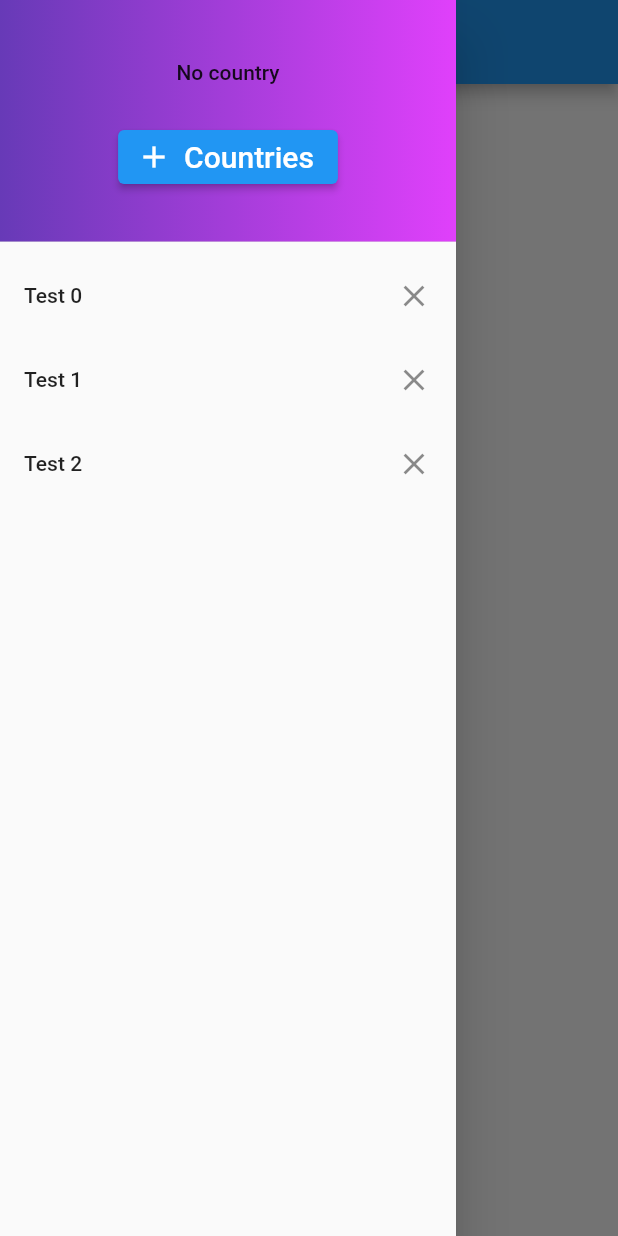
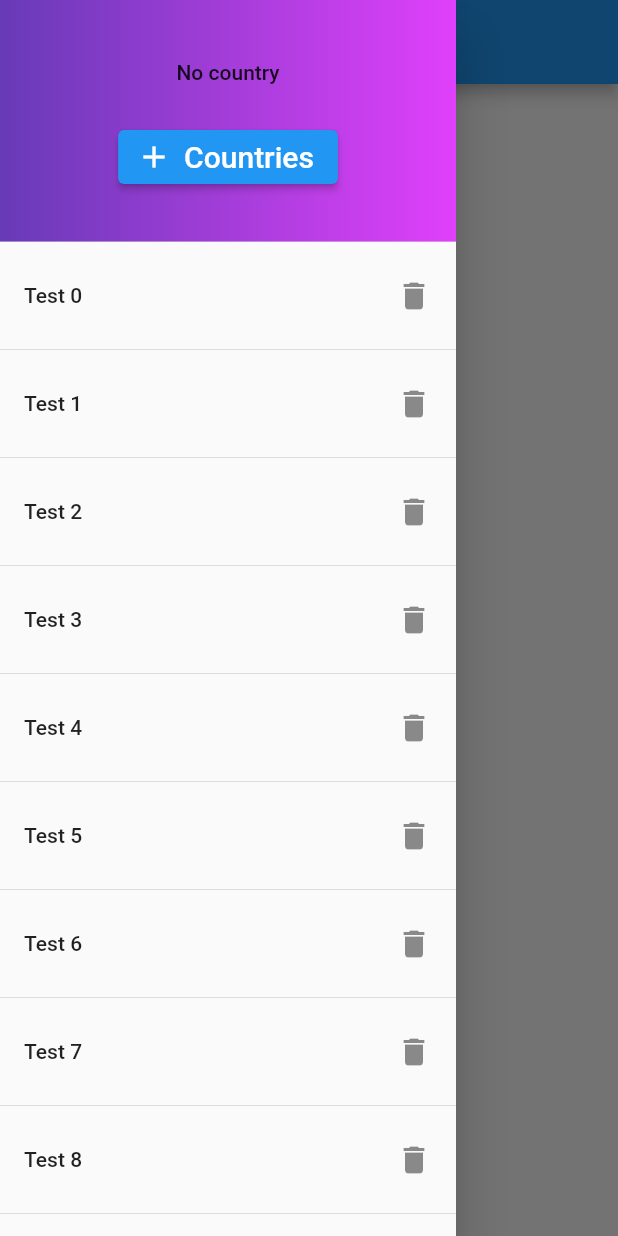
Before and after one commit to YannMancel/covid_app, a Flutter app: the screen it shows after launch, with the side drawer open, on a phone screen of 412 x 824 dp. Run offline on Flutter 3.47's test engine with Material 2 defaults, Android fonts, the phone set to English and light mode, and no system bars; network calls fail.

Commit message:
Add CountriesDialog

```diff
--- a/lib/ui_layer/home_page.dart
+++ b/lib/ui_layer/home_page.dart
@@ -1,5 +1,6 @@
 import 'package:covid_app/bloc_layer/covid_data_bloc.dart';
 import 'package:covid_app/data_layer/country.dart';
+import 'package:covid_app/ui_layer/countries_dialog.dart';
 import 'package:flutter/material.dart';
 import 'package:provider/provider.dart';
 
@@ -33,22 +34,26 @@ class _HomePageState extends State<HomePage> {
 
   Widget _getDrawer() {
     return Drawer(
-        child: ListView(padding: EdgeInsets.zero, children: [
-          DrawerHeader(
-              decoration: const BoxDecoration(
-                  gradient: const LinearGradient(
+        child: Container(
+            child: Column(children: [
+                Container(width: double.infinity, child: _getDrawerHeader()),
+                Expanded(child: _getCountriesFromSharedPreferences())
+            ])));
+  }
+
+  Widget _getDrawerHeader() {
+    return DrawerHeader(
+        decoration: const BoxDecoration(gradient: const LinearGradient(
             colors: [Colors.deepPurple, Colors.purpleAccent])),
         child: Column(
             mainAxisAlignment: MainAxisAlignment.spaceEvenly,
             children: [
                 _getCountryNumber(),
                 ElevatedButton.icon(
-                    icon: Icon(Icons.add),
+                    icon: const Icon(Icons.add),
                     onPressed: _showAddDialog,
-                    label: const Text('Countries', style: TextStyle(
+                    label: const Text('Countries', style: const TextStyle(
                         color: Colors.white, fontSize: 20.0)))
-                ])),
-          _getCountriesFromSharedPreferences()
             ]));
   }
 
@@ -57,39 +62,42 @@ class _HomePageState extends State<HomePage> {
         StreamBuilder<List<Country>>(
             stream: bloc.countriesStream,
             initialData: bloc.countries,
-            builder: (context, snapshot) {
+            builder: (_, snapshot) {
               if (snapshot.hasData) {
                 return Text(
                     '${snapshot.data.length} available countries',
-                    style: TextStyle(color: Colors.white, fontSize: 20.0));
+                    style: const TextStyle(color: Colors.white, fontSize: 20.0));
               }
               return const Text('No country');
             })
     );
   }
 
+  Widget _getCountriesFromSharedPreferences() {
+      return ListView.separated(
+          padding: EdgeInsets.zero,
+          separatorBuilder: (_, __) => Divider(),
+          itemCount: 20,
+          itemBuilder: (_, index) =>
+              ListTile(
+                  title: Text('Test $index'),
+                  trailing: const Icon(Icons.delete),
+                  onTap: () => Navigator.pop(context)));
+  }
+
   // -- Dialog --
 
   Future<void> _showAddDialog() async {
-  //   return showDialog<void>(
-  //       context: context,
-  //       builder: (_) => CountriesDialog(
-  //           countries: Provider.of<CovidDataBLoC>(context).countries.take(5).toList(),
-  //           actionOnClick: null));
+    return showDialog<void>(
+        context: context,
+        builder: (_) => CountriesDialog(
+            countries: Provider.of<CovidDataBLoC>(context).countries,
+            actionOnClick: _addCountriesIntoSharedPreferences));
   }
 
-  // -- Country --
+  // -- SharedPreferences --
 
-  Widget _getCountriesFromSharedPreferences() {
-      return Container(
-          height: double.maxFinite,
-          //child: SingleChildScrollView(
-              child: ListView.builder(
-                itemCount: 3,
-                itemBuilder: (_, index) =>
-                    ListTile(
-                        title: Text('Test $index'),
-                        trailing: Icon(Icons.close),
-                        onTap: () => Navigator.pop(context))));
+  void _addCountriesIntoSharedPreferences(List<Country> countries) {
+    print(countries);
   }
 }
```
Also changed, not shown: lib/ui_layer/countries_dialog.dart (+102 -28 lines). Lines whose indentation alone changed are shown as unchanged.
